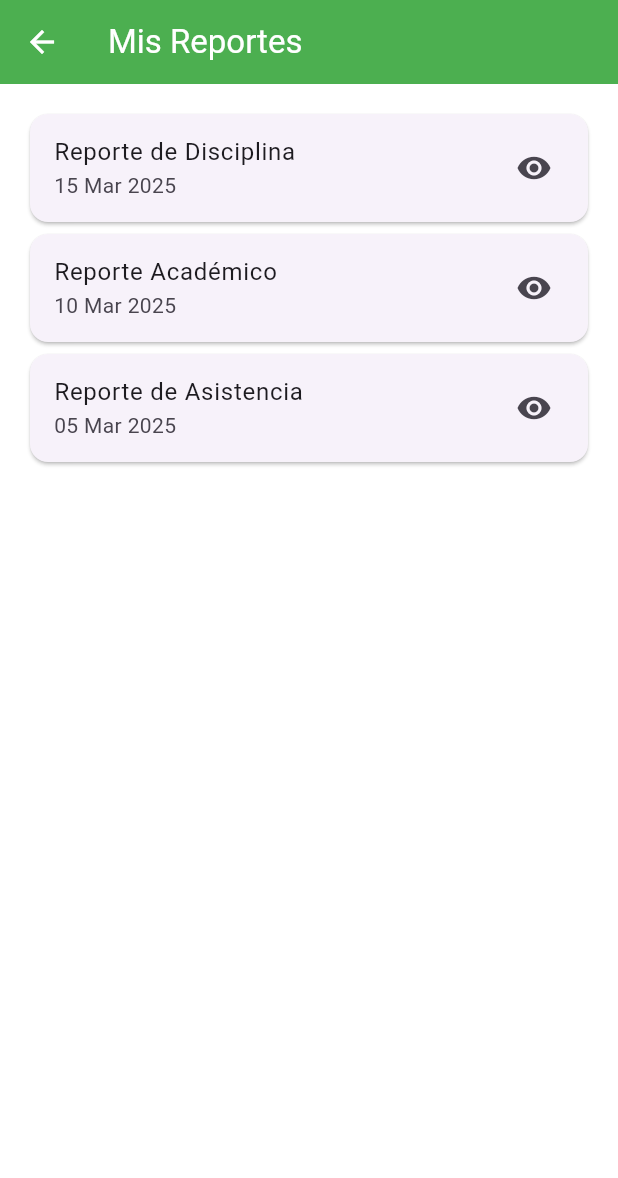
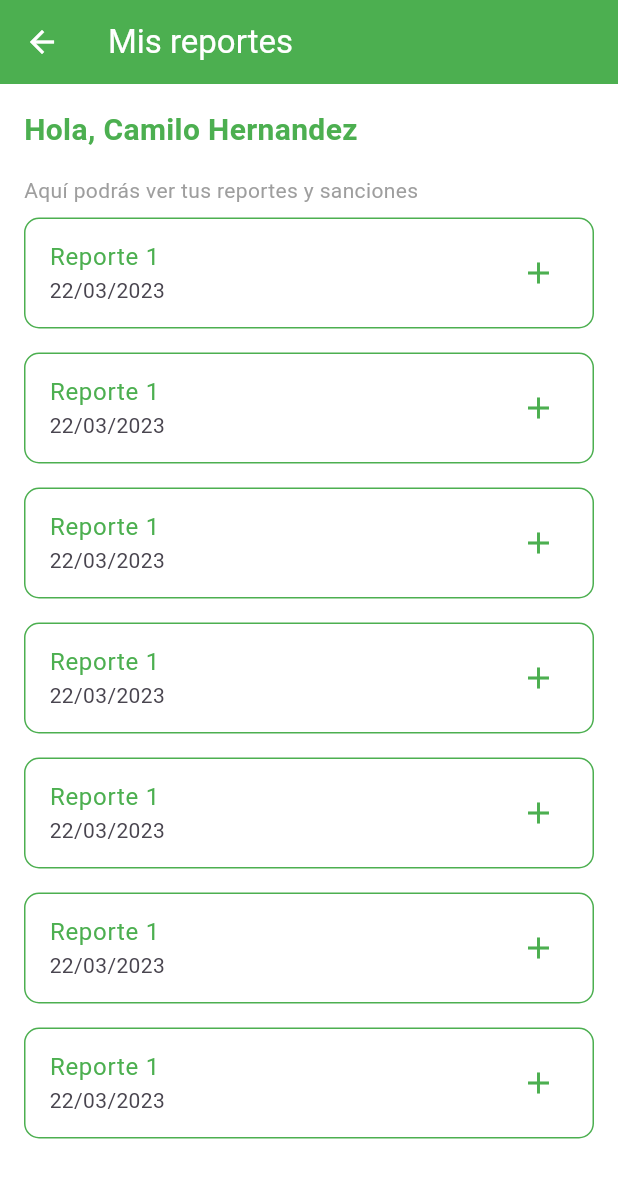
Before and after one commit to wilson0509/aprendiz, a Flutter app: the screen it shows after launch, after a tap on "Mis reportes", on a phone screen of 412 x 824 dp. Shown: the top 1178 px of the screen. Run offline on Flutter 3.47's test engine with Material 3 defaults, Android fonts, the phone set to English and light mode, and no system bars.

Commit message:
first commit

```diff
--- a/lib/screens/home_screen.dart
+++ b/lib/screens/home_screen.dart
@@ -113,7 +113,7 @@ class HomeScreen extends StatelessWidget {
               ),
             ),
 
-            // Barra de navegación inferior
+            // Barra de navegación inferior con estilo específico de la imagen
             Container(
               decoration: BoxDecoration(
                 color: Colors.white,
@@ -126,26 +126,25 @@ class HomeScreen extends StatelessWidget {
                   ),
                 ],
               ),
-              child: BottomNavigationBar(
-                backgroundColor: Colors.white,
-                selectedItemColor: Colors.green,
-                unselectedItemColor: Colors.grey,
-                showUnselectedLabels: true,
-                type: BottomNavigationBarType.fixed,
-                items: const [
-                  BottomNavigationBarItem(
-                    icon: Icon(Icons.home_outlined),
-                    label: 'Inicio',
-                  ),
-                  BottomNavigationBarItem(
-                    icon: Icon(Icons.person_outline),
-                    label: 'Perfil',
-                  ),
-                  BottomNavigationBarItem(
-                    icon: Icon(Icons.settings_outlined),
-                    label: 'Configuración',
-                  ),
-                ],
+              child: BottomAppBar(
+                color: Colors.white,
+                child: Row(
+                  mainAxisAlignment: MainAxisAlignment.spaceAround,
+                  children: [
+                    IconButton(
+                      icon: Icon(Icons.home_outlined, color: Colors.green),
+                      onPressed: () {},
+                    ),
+                    IconButton(
+                      icon: Icon(Icons.person_outline, color: Colors.grey),
+                      onPressed: () {},
+                    ),
+                    IconButton(
+                      icon: Icon(Icons.settings_outlined, color: Colors.grey),
+                      onPressed: () {},
+                    ),
+                  ],
+                ),
               ),
             ),
           ],
--- a/lib/screens/reportes_screen.dart
+++ b/lib/screens/reportes_screen.dart
@@ -6,29 +6,169 @@ class ReportesScreen extends StatelessWidget {
   @override
   Widget build(BuildContext context) {
     return Scaffold(
+      backgroundColor: Colors.white,
       appBar: AppBar(
-        title: const Text('Mis Reportes'),
+        backgroundColor: Colors.green,
+        title: const Text('Mis reportes'),
+        leading: IconButton(
+          icon: const Icon(Icons.arrow_back),
+          onPressed: () => Navigator.of(context).pop(),
+        ),
       ),
-      body: ListView(
-        padding: const EdgeInsets.all(16),
+      body: Column(
+        crossAxisAlignment: CrossAxisAlignment.start,
         children: [
-          _buildReporteCard('Reporte de Disciplina', '15 Mar 2025'),
-          _buildReporteCard('Reporte Académico', '10 Mar 2025'),
-          _buildReporteCard('Reporte de Asistencia', '05 Mar 2025'),
+          const Padding(
+          padding: EdgeInsets.all(16.0),
+          child: Text(
+              'Hola, Camilo Hernandez',
+              style: TextStyle(
+                fontSize: 20,
+                fontWeight: FontWeight.bold,
+                color: Colors.green,
+              ),
+            ),
+          ),
+          const Padding(
+            padding: EdgeInsets.symmetric(horizontal: 16.0),
+            child: Text(
+              'Aquí podrás ver tus reportes y sanciones',
+              style: TextStyle(
+                fontSize: 14,
+                color: Colors.grey,
+              ),
+            ),
+          ),
+          Expanded(
+            child: ListView.builder(
+              itemCount: 7,
+              itemBuilder: (context, index) {
+                return Padding(
+                  padding: const EdgeInsets.symmetric(horizontal: 16.0, vertical: 8.0),
+                  child: GestureDetector(
+                    onTap: () => _mostrarDetalleReporte(context),
+                    child: Container(
+                      decoration: BoxDecoration(
+                        color: Colors.white,
+                        border: Border.all(color: Colors.green, width: 1),
+                        borderRadius: BorderRadius.circular(10),
+                      ),
+                      child: const ListTile(
+                        title: Text('Reporte 1', style: TextStyle(color: Colors.green)),
+                        subtitle: Text('22/03/2023'),
+                        trailing: Icon(Icons.add, color: Colors.green),
+                      ),
+                    ),
+                  ),
+                );
+              },
+            ),
+          ),
         ],
       ),
     );
   }
 
-  Widget _buildReporteCard(String titulo, String fecha) {
-    return Card(
-      child: ListTile(
-        title: Text(titulo),
-        subtitle: Text(fecha),
-        trailing: const Icon(Icons.visibility),
-        onTap: () {
-          // TODO: Implementar visualización de reporte
-        },
+  void _mostrarDetalleReporte(BuildContext context) {
+    showModalBottomSheet(
+      context: context,
+      isScrollControlled: true,
+      shape: const RoundedRectangleBorder(
+        borderRadius: BorderRadius.vertical(top: Radius.circular(20)),
+      ),
+      builder: (context) => DraggableScrollableSheet(
+        initialChildSize: 0.7,
+        minChildSize: 0.5,
+        maxChildSize: 0.9,
+        expand: false,
+        builder: (_, controller) => ListView(
+          controller: controller,
+          children: [
+            Padding(
+              padding: const EdgeInsets.all(16.0),
+              child: Column(
+                crossAxisAlignment: CrossAxisAlignment.start,
+                children: [
+                  Center(
+                    child: Container(
+                      width: 50,
+                      height: 5,
+                      decoration: BoxDecoration(
+                        color: Colors.grey[300],
+                        borderRadius: BorderRadius.circular(10),
+                      ),
+                    ),
+                  ),
+                  const SizedBox(height: 20),
+                  const Center(
+                    child: Text(
+                      'Detalles del Reporte',
+                      style: TextStyle(
+                        fontSize: 18,
+                        fontWeight: FontWeight.bold,
+                        color: Colors.green,
+                      ),
+                    ),
+                  ),
+                  const SizedBox(height: 20),
+                  _buildDetalleItem('Nombre', 'Camilo Andrés Hernández Navarro'),
+                  _buildDetalleItem('Fecha', '22/03/2023'),
+                  _buildDetalleItem('Lugar', 'Dormitorio'),
+                  const SizedBox(height: 20),
+                  const Text(
+                    'Detalles del Incidente',
+                    style: TextStyle(
+                      fontSize: 16,
+                      fontWeight: FontWeight.bold,
+                      color: Colors.green,
+                    ),
+                  ),
+                  const SizedBox(height: 10),
+                  Text(
+                    'A la hora acordada de 8:00 pm, se esperaba que Camilo Andrés Hernández Navarro estuviera en su dormitorio. Sin embargo, al realizar la verificación a las 8:10 pm, no se encontraba presente en el lugar.',
+                    style: TextStyle(color: Colors.grey[700]),
+                  ),
+                  const SizedBox(height: 20),
+                  const Text(
+                    'Advertencias y Sanciones',
+                    style: TextStyle(
+                      fontSize: 16,
+                      fontWeight: FontWeight.bold,
+                      color: Colors.green,
+                    ),
+                  ),
+                  const SizedBox(height: 10),
+                  Text(
+                    'Estimado Camilo: La justificación incumplida el 22/03/2023 será considerada como falta disciplinaria. Le recomendamos cumplir con los horarios establecidos para evitar futuras responsabilidades.',
+                    style: TextStyle(color: Colors.grey[700]),
+                  ),
+                ],
+              ),
+            ),
+          ],
+        ),
+      ),
+    );
+  }
+
+  Widget _buildDetalleItem(String label, String value) {
+    return Padding(
+      padding: const EdgeInsets.symmetric(vertical: 8.0),
+      child: Row(
+        mainAxisAlignment: MainAxisAlignment.spaceBetween,
+        children: [
+          Text(
+            label,
+            style: const TextStyle(
+              color: Colors.green,
+              fontWeight: FontWeight.bold,
+            ),
+          ),
+          Text(
+            value,
+            style: const TextStyle(color: Colors.black),
+          ),
+        ],
       ),
     );
   }
```
